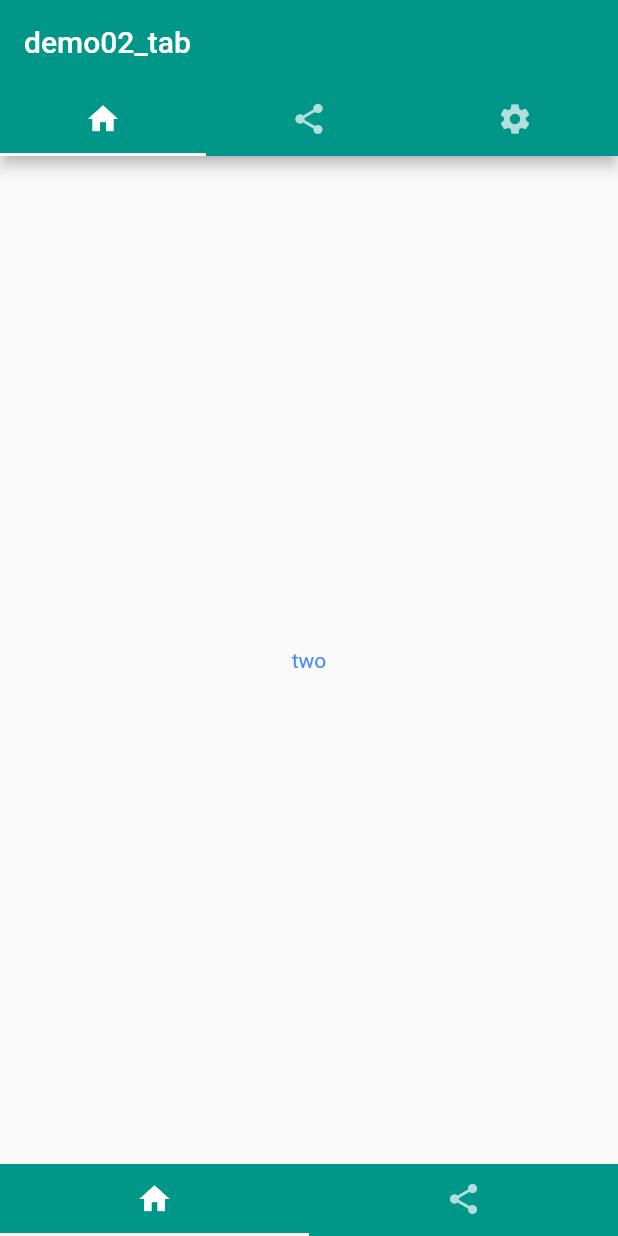
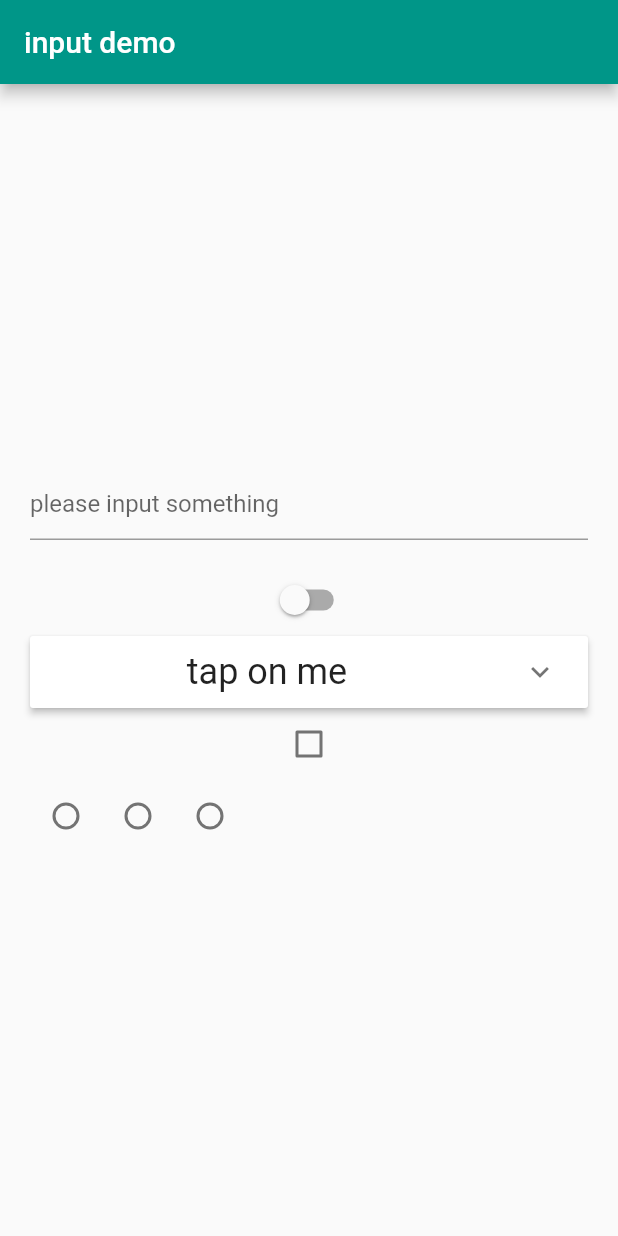
Before and after one commit to SparkJzp/flutterDemo, a Flutter app: the screen it shows after launch, on a phone screen of 412 x 824 dp. Run offline on Flutter 3.47's test engine with Material 2 defaults, Android fonts, the phone set to English and light mode, and no system bars.

Commit message:
input demo & json

```diff
--- a/lib/http/demo_03.dart
+++ b/lib/http/demo_03.dart
@@ -24,7 +24,7 @@ class _HttpDemoPageState extends State<HttpDemoPage> {
 
   Future<String> makeRequest() async {
     var response = await http
-        .get(Uri.encodeFull(url), headers: {"Accept": "applocation/json"});
+        .get(Uri.encodeFull(url), headers: {"Accept": "application/json"});
     print('response:$response.body');
     var data = json.jsonDecode(response.body);
     datas = data["results"];
--- /dev/null
+++ b/lib/input/input_demo.dart
@@ -0,0 +1,120 @@
+import 'package:flutter/material.dart';
+
+class InputDemo extends StatefulWidget {
+  @override
+  State<StatefulWidget> createState() => new InputDemoState();
+}
+
+class InputDemoState extends State<InputDemo> {
+  final textCtrl = new TextEditingController();
+  String textInput = '';
+  bool enable = false;
+  bool expland = false;
+  bool checked = false;
+  String radioValue;
+  @override
+  Widget build(BuildContext context) {
+    return new Scaffold(
+      appBar: new AppBar(
+        title: new Text('input demo'),
+      ),
+      body: new Container(
+        padding: EdgeInsets.all(20.0),
+        child: new Column(
+          mainAxisAlignment: MainAxisAlignment.center,
+          children: <Widget>[
+            new TextField(
+              decoration:
+                  new InputDecoration(hintText: 'please input something'),
+              onChanged: (String text) {
+                setState(() {
+                  textInput = textCtrl.text.length.toString();
+                });
+              },
+              controller: textCtrl,
+            ),
+            new Text(textInput),
+            new Switch(
+              onChanged: (bool val) {
+                setState(() {
+                  enable = val;
+                });
+              },
+              value: enable,
+              activeColor: Colors.green,
+              activeTrackColor: Colors.blueAccent[400],
+            ),
+            new ExpansionPanelList(
+              expansionCallback: (i, bool val) {
+                setState(() {
+                  expland = !val;
+                });
+              },
+              children: [
+                new ExpansionPanel(
+                  body: new Container(
+                    padding: const EdgeInsets.all(20.0),
+                    child: new Text('hello'),
+                  ),
+                  headerBuilder: (BuildContext context, bool val) {
+                    return new Center(
+                      child: new Text(
+                        'tap on me',
+                        style: new TextStyle(fontSize: 24.0),
+                      ),
+                    );
+                  },
+                  isExpanded: expland,
+                ),
+              ],
+            ),
+            new Checkbox(
+              onChanged: (bool val) {
+                setState(() {
+                  checked = val;
+                });
+              },
+              value: checked,
+              activeColor: Colors.pink,
+            ),
+            new Row(
+              children: <Widget>[
+                new Radio(
+                  onChanged: (String val){
+                   setRadioValue(val);
+                  },
+                  activeColor: Colors.red,
+                  value: 'first',
+                  groupValue: radioValue,
+                ),
+                new Radio(
+                  onChanged: (String val){
+                   setRadioValue(val);
+                  },
+                  activeColor: Colors.green,
+                  value: 'second',
+                  groupValue: radioValue,
+                ),
+                new Radio(
+                  onChanged: (String val){
+                   setRadioValue(val);
+                  },
+                  activeColor: Colors.blue,
+                  value: 'three',
+                  groupValue: radioValue,
+                ),
+              ],
+            ),
+          ],
+        ),
+      ),
+    );
+  }
+
+  setRadioValue(String value){
+    setState(() {
+          radioValue=value;
+          print(radioValue);
+        });
+  }
+}
--- a/lib/main.dart
+++ b/lib/main.dart
@@ -1,5 +1,7 @@
 import 'package:demo/http/demo_03.dart';
+import 'package:demo/input/input_demo.dart';
 import 'package:demo/list_and_dialog/demo_01.dart';
+import 'package:demo/list_and_json/json.dart';
 import 'package:demo/tab/demo_02.dart';
 import 'package:flutter/material.dart';
 
@@ -23,7 +25,7 @@ class MyApp extends StatelessWidget {
         // is not restarted.
         primarySwatch: Colors.teal,
       ),
-      home: Demo_02Page(),
+      home: InputDemo(),
     );
   }
 }
```
Also changed, not shown: lib/list_and_json/json.dart (added, +87 -0 lines), 8 other files.
